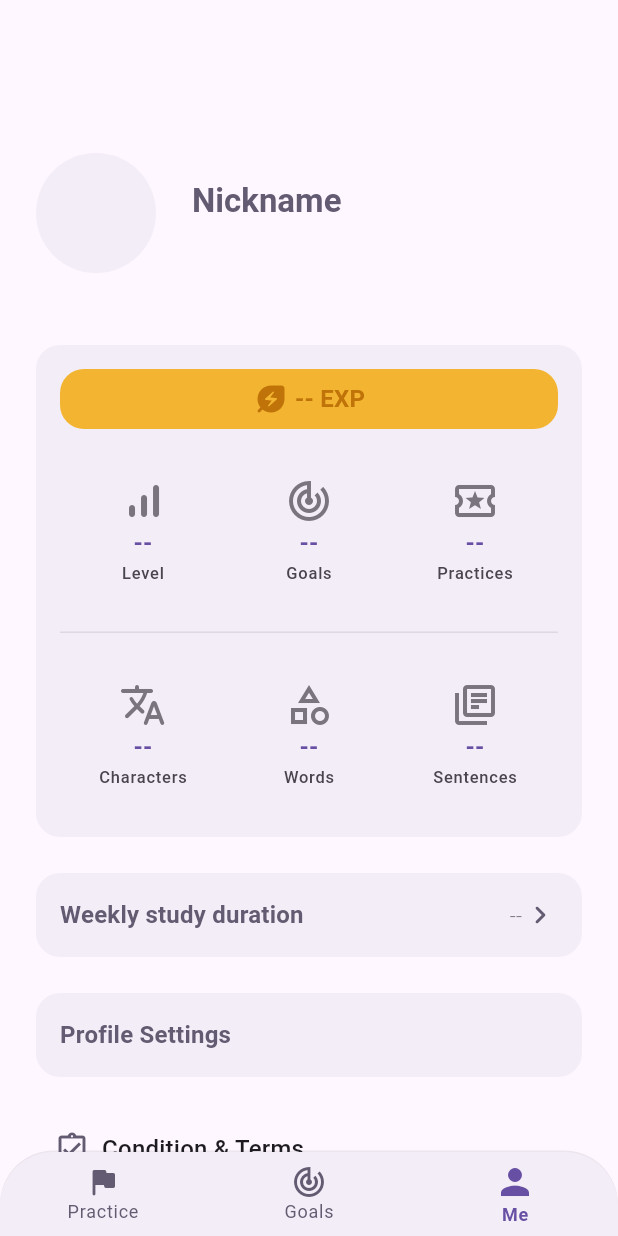
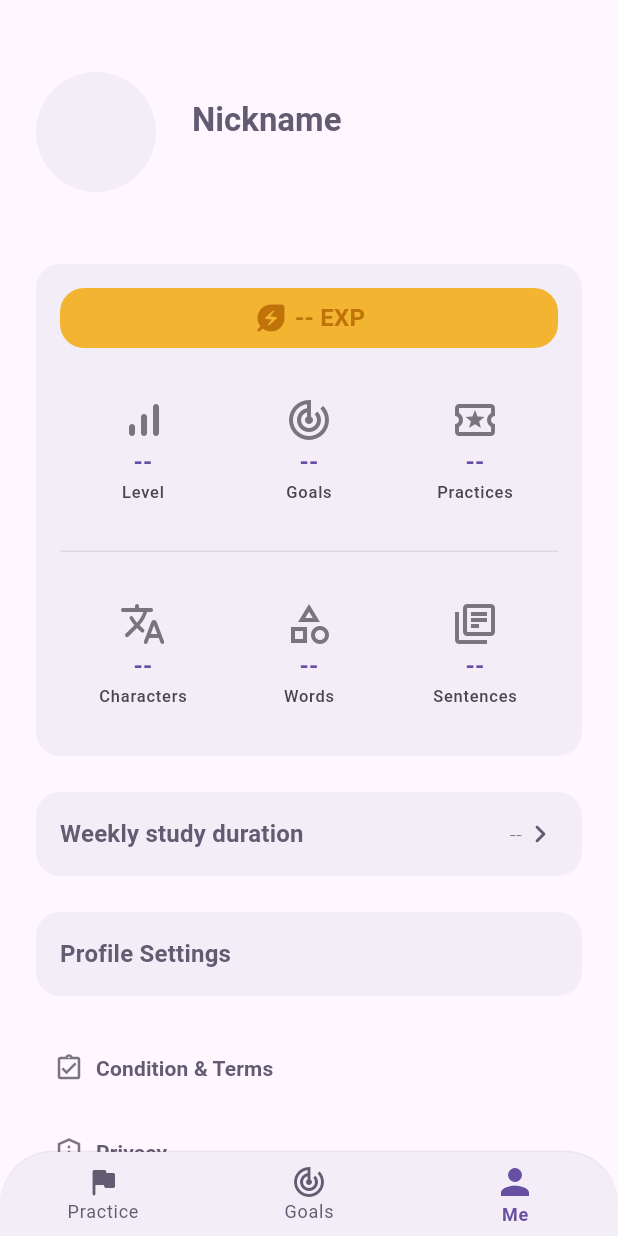
Before and after one commit to cxdaniel/ToneUp, a Flutter app: the screen it shows once a user with an empty profile is signed in, item 3 of the bottom bar chosen, on a phone screen of 412 x 824 dp. Run offline on Flutter 3.47's test engine with Material 3 defaults, Android fonts, the phone set to English and light mode, and no system bars; our stand-ins replace faker, flutter_svg, flutter_tts, go_router, just_audio, supabase_flutter; accounts and stored records are empty.

Commit message:
- 更新 HomePage，新增用于展示已完成目标的庆祝组件。 - 重构活动卡片构建方法，消除对上下文的依赖。 - 优化 HomePage 和 PlanPage 中的内边距计算，适配视图的 padding。 - 简化 PlanPage 中加载和错误状态的处理逻辑。 - 增强 ProfilePage，为菜单项创建可复用的链接组件。 - 调整多个 UI 元素，提升响应性和界面一致性。

```diff
--- a/lib/components/quiz_choice_widget.dart
+++ b/lib/components/quiz_choice_widget.dart
@@ -93,6 +93,7 @@ class _QuizChoiceWidgetState extends State<QuizChoiceWidget> {
 
     final debugtext =
         '$viewpadding:$screenHeight-$statusBar-$appBarHeight=$effectiveMinHeight';
+
     return Consumer<QuizProvider>(
       builder: (ctx, provider, _) {
         quizProvider = provider;
@@ -103,7 +104,7 @@ class _QuizChoiceWidgetState extends State<QuizChoiceWidget> {
             mounted &&
             !_isBottomSheetShowing) {
           Future.microtask(() {
-            if (mounted) {
+            if (ctx.mounted) {
               _showFeedbackBottomSheet(
                 context: ctx,
                 quizProvider: quizProvider,
--- a/lib/page_practice.dart
+++ b/lib/page_practice.dart
@@ -50,6 +50,7 @@ class _PracticePageState extends State<PracticePage> {
     final UserWeeklyPlanModel planData = extra['planData'];
     final String topic = planData.materialSnapshot.topicTag;
     final String culture = planData.materialSnapshot.cultureTag;
+    debugPrint('PagePractice: ${MediaQuery.of(context).viewPadding}');
     return ChangeNotifierProvider(
       create: (ctx) =>
           PracticeProvider()
--- a/lib/page_profile.dart
+++ b/lib/page_profile.dart
@@ -1,4 +1,5 @@
 import 'package:flutter/material.dart';
+import 'package:flutter/services.dart';
 import 'package:provider/provider.dart';
 import 'package:supabase_flutter/supabase_flutter.dart';
 import 'package:toneup_app/components/feedback_button.dart';
@@ -33,6 +34,7 @@ class _ProfilePageState extends State<ProfilePage> {
   Widget build(BuildContext context) {
     return Consumer<ProfileProvider>(
       builder: (context, provider, child) {
+        final viewPadding = MediaQuery.of(context).viewPadding;
         return SafeArea(
           bottom: false,
           top: false,
@@ -40,7 +42,12 @@ class _ProfilePageState extends State<ProfilePage> {
             // backgroundColor: Theme.of(context).colorScheme.surfaceContainerHigh,
             body: SingleChildScrollView(
               child: Padding(
-                padding: const EdgeInsets.fromLTRB(24, 78, 24, 120),
+                padding: EdgeInsets.fromLTRB(
+                  24,
+                  viewPadding.top + 24,
+                  24,
+                  viewPadding.bottom + 90,
+                ),
                 child: Column(
                   crossAxisAlignment: CrossAxisAlignment.stretch,
                   spacing: 24,
@@ -61,53 +68,25 @@ class _ProfilePageState extends State<ProfilePage> {
                       crossAxisAlignment: CrossAxisAlignment.start,
                       spacing: 8,
                       children: [
-                        TextButton.icon(
-                          icon: Icon(
-                            Icons.assignment_turned_in_outlined,
-                            size: 24,
-                            color: theme.colorScheme.secondary,
-                          ),
-                          onPressed: () {},
-                          label: Text(
-                            'Condition & Terms',
-                            style: theme.textTheme.titleMedium,
-                          ),
+                        _buildLink(
+                          icon: Icons.assignment_turned_in_outlined,
+                          label: 'Condition & Terms',
+                          call: () {},
                         ),
-                        TextButton.icon(
-                          icon: Icon(
-                            Icons.privacy_tip_outlined,
-                            size: 24,
-                            color: theme.colorScheme.secondary,
-                          ),
-                          onPressed: () {},
-                          label: Text(
-                            'Privacy',
-                            style: theme.textTheme.titleMedium,
-                          ),
+                        _buildLink(
+                          icon: Icons.privacy_tip_outlined,
+                          label: 'Privacy',
+                          call: null,
                         ),
-                        TextButton.icon(
-                          icon: Icon(
-                            Icons.info_outline,
-                            size: 24,
-                            color: theme.colorScheme.secondary,
-                          ),
-                          onPressed: () {},
-                          label: Text(
-                            'About',
-                            style: theme.textTheme.titleMedium,
-                          ),
+                        _buildLink(
+                          icon: Icons.info_outline,
+                          label: 'About',
+                          call: null,
                         ),
-                        TextButton.icon(
-                          icon: Icon(
-                            Icons.logout_rounded,
-                            size: 24,
-                            color: theme.colorScheme.secondary,
-                          ),
-                          onPressed: _logout,
-                          label: Text(
-                            'Logout',
-                            style: theme.textTheme.titleMedium,
-                          ),
+                        _buildLink(
+                          icon: Icons.logout_rounded,
+                          label: 'Logout',
+                          call: _logout,
                         ),
                       ],
                     ),
@@ -370,4 +349,22 @@ class _ProfilePageState extends State<ProfilePage> {
       ),
     );
   }
+
+  Widget _buildLink({
+    required String label,
+    IconData? icon,
+    VoidCallback? call,
+  }) {
+    return TextButton.icon(
+      icon: Icon(icon, size: 20, color: theme.colorScheme.outline),
+      onPressed: call,
+      label: Text(
+        label,
+        style: theme.textTheme.titleSmall?.copyWith(
+          color: theme.colorScheme.secondary,
+          fontWeight: FontWeight.bold,
+        ),
+      ),
+    );
+  }
 }
```
Also changed, not shown: lib/page_home.dart (+104 -97 lines), lib/page_plan.dart (+20 -15 lines), 4 other files.
